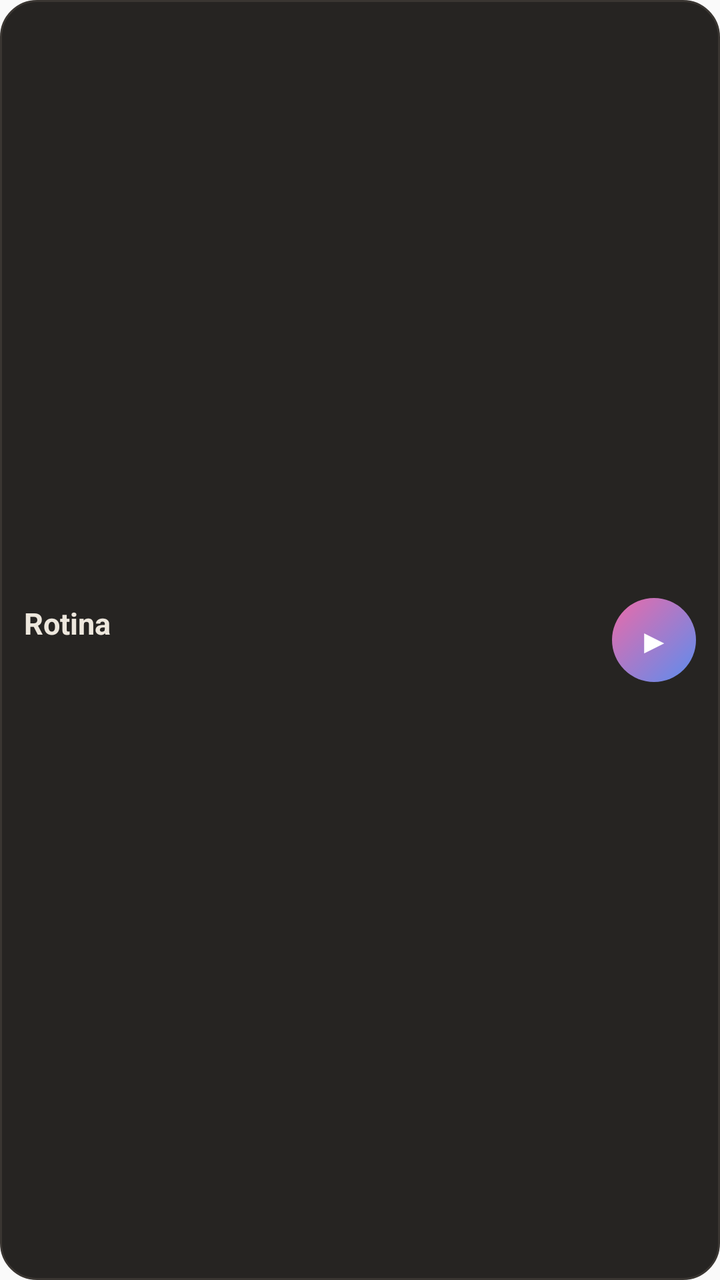
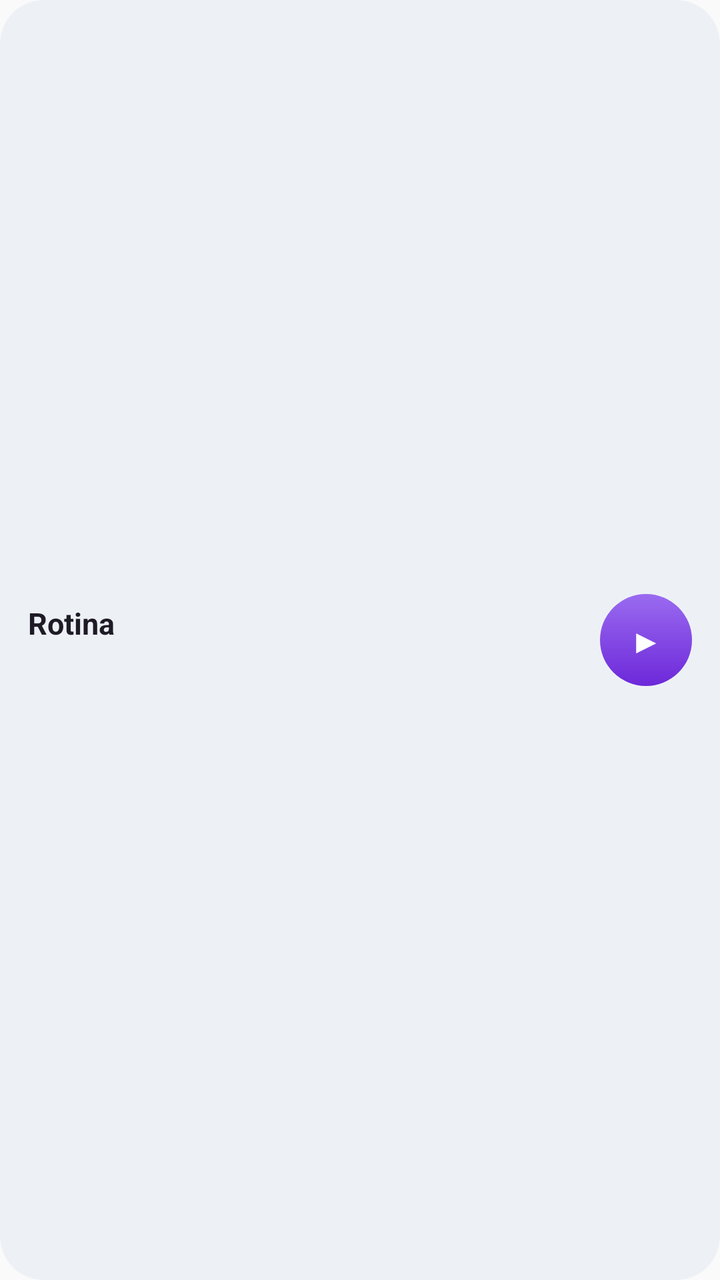

Screens rendered from an Android XML layout before and after an edit, with the pre-edit source and the edit as a unified diff.
<!-- AndroidManifest.xml: application theme AppTheme -->
<!-- res/layout/widget_routine.xml -->
<?xml version="1.0" encoding="utf-8"?>
<LinearLayout xmlns:android="http://schemas.android.com/apk/res/android"
    android:id="@+id/widgetRoot"
    android:layout_width="match_parent"
    android:layout_height="match_parent"
    android:background="@drawable/widget_bg"
    android:orientation="horizontal"
    android:gravity="center_vertical"
    android:padding="12dp">

    <LinearLayout
        android:layout_width="0dp"
        android:layout_height="wrap_content"
        android:layout_weight="1"
        android:orientation="vertical">

        <TextView
            android:id="@+id/widgetName"
            android:layout_width="match_parent"
            android:layout_height="wrap_content"
            android:textColor="#EDE7DD"
            android:textSize="15sp"
            android:textStyle="bold"
            android:maxLines="2"
            android:ellipsize="end"
            android:text="Rotina" />

        <TextView
            android:id="@+id/widgetMeta"
            android:layout_width="match_parent"
            android:layout_height="wrap_content"
            android:layout_marginTop="2dp"
            android:textColor="#8A8478"
            android:textSize="11sp"
            android:maxLines="1"
            android:ellipsize="end"
            android:text="" />
    </LinearLayout>

    <TextView
        android:id="@+id/widgetPlay"
        android:layout_width="42dp"
        android:layout_height="42dp"
        android:layout_marginStart="10dp"
        android:background="@drawable/widget_play_bg"
        android:gravity="center"
        android:textColor="#FFFFFF"
        android:textSize="17sp"
        android:text="▶" />
</LinearLayout>
<!-- resources referenced by this layout -->
<resources>
  <!-- drawable widget_bg (drawable) -->
  <?xml version="1.0" encoding="utf-8"?>
  <shape xmlns:android="http://schemas.android.com/apk/res/android"
      android:shape="rectangle">
      <solid android:color="#262422" />
      <stroke android:width="1dp" android:color="#3A3632" />
      <corners android:radius="18dp" />
  </shape>
  <!-- drawable widget_play_bg (drawable) -->
  <?xml version="1.0" encoding="utf-8"?>
  <shape xmlns:android="http://schemas.android.com/apk/res/android"
      android:shape="oval">
      <gradient
          android:startColor="#EC6AA8"
          android:endColor="#5B8DEF"
          android:angle="315" />
  </shape>
  <style name="AppTheme" parent="Theme.AppCompat.Light.DarkActionBar">
          
          <item name="colorPrimary">@color/colorPrimary</item>
          <item name="colorPrimaryDark">@color/colorPrimaryDark</item>
          <item name="colorAccent">@color/colorAccent</item>
      </style>
</resources>

<!-- the commit's change to res/layout/widget_routine.xml (unified diff, before → after) -->
@@ -6,7 +6,7 @@
     android:background="@drawable/widget_bg"
     android:orientation="horizontal"
     android:gravity="center_vertical"
-    android:padding="12dp">
+    android:padding="14dp">
 
     <LinearLayout
         android:layout_width="0dp"
@@ -18,7 +18,7 @@
             android:id="@+id/widgetName"
             android:layout_width="match_parent"
             android:layout_height="wrap_content"
-            android:textColor="#EDE7DD"
+            android:textColor="@color/widget_ink"
             android:textSize="15sp"
             android:textStyle="bold"
             android:maxLines="2"
@@ -30,7 +30,7 @@
             android:layout_width="match_parent"
             android:layout_height="wrap_content"
             android:layout_marginTop="2dp"
-            android:textColor="#8A8478"
+            android:textColor="@color/widget_sub"
             android:textSize="11sp"
             android:maxLines="1"
             android:ellipsize="end"
@@ -39,8 +39,8 @@
 
     <TextView
         android:id="@+id/widgetPlay"
-        android:layout_width="42dp"
-        android:layout_height="42dp"
+        android:layout_width="46dp"
+        android:layout_height="46dp"
         android:layout_marginStart="10dp"
         android:background="@drawable/widget_play_bg"
         android:gravity="center"
<!-- resource entries referenced after the edit -->
@@ -1,21 +1,22 @@
 <!-- resources referenced by this layout -->
 <resources>
+  <color name="widget_ink">#1E1B26</color>
+  <color name="widget_sub">#5B6472</color>
   <!-- drawable widget_bg (drawable) -->
   <?xml version="1.0" encoding="utf-8"?>
   <shape xmlns:android="http://schemas.android.com/apk/res/android"
       android:shape="rectangle">
-      <solid android:color="#262422" />
-      <stroke android:width="1dp" android:color="#3A3632" />
-      <corners android:radius="18dp" />
+      <solid android:color="@color/widget_surface" />
+      <corners android:radius="22dp" />
   </shape>
   <!-- drawable widget_play_bg (drawable) -->
   <?xml version="1.0" encoding="utf-8"?>
   <shape xmlns:android="http://schemas.android.com/apk/res/android"
       android:shape="oval">
       <gradient
-          android:startColor="#EC6AA8"
-          android:endColor="#5B8DEF"
-          android:angle="315" />
+          android:startColor="@color/widget_caneta_grad"
+          android:endColor="@color/widget_caneta"
+          android:angle="290" />
   </shape>
   <style name="AppTheme" parent="Theme.AppCompat.Light.DarkActionBar">
           
@@ -23,5 +24,8 @@
           <item name="colorPrimaryDark">@color/colorPrimaryDark</item>
           <item name="colorAccent">@color/colorAccent</item>
       </style>
+  <color name="widget_surface">#EDF1F6</color>
+  <color name="widget_caneta_grad">#9A6BF0</color>
+  <color name="widget_caneta">#6D28D9</color>
 </resources>
 
